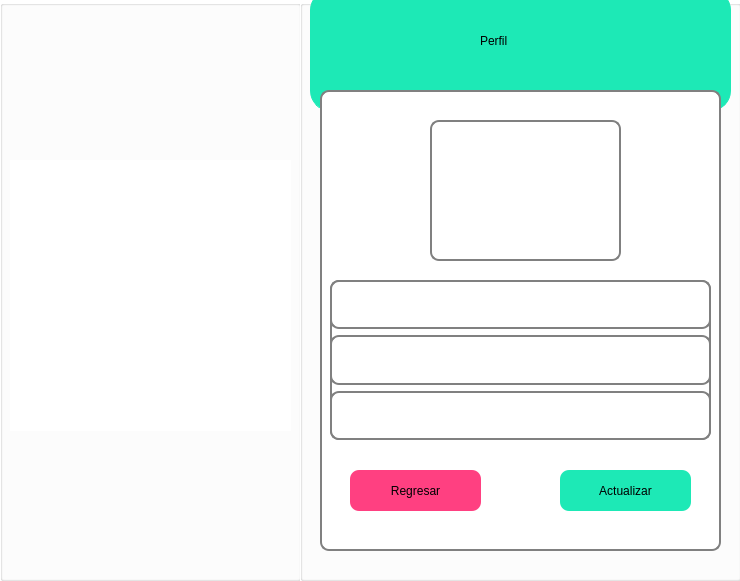
First picture: the form in SCS/foto.ui, repository sagarme17/SCS, before the edit.
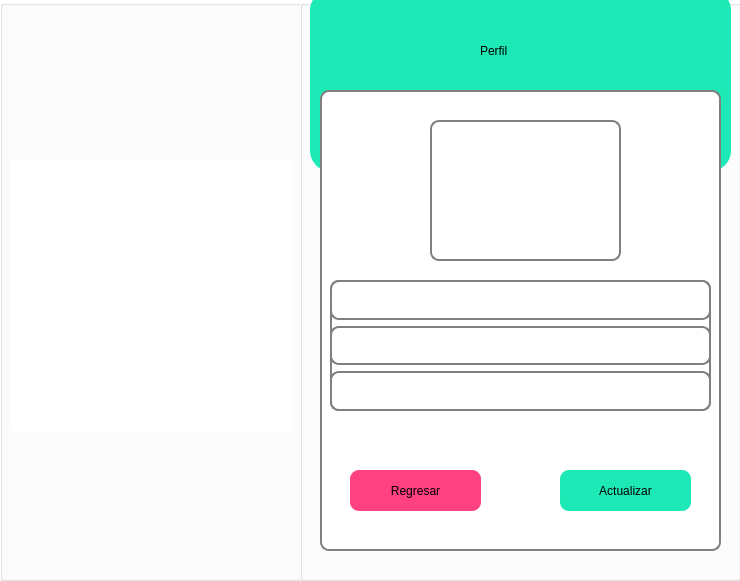
Second picture: the form after the edit. Icons and pictures are not drawn.

Diff of the .ui file:
```diff
--- a/SCS/foto.ui
+++ b/SCS/foto.ui
@@ -68,7 +68,7 @@
     <property name="geometry">
      <rect>
       <x>180</x>
-      <y>20</y>
+      <y>30</y>
       <width>91</width>
       <height>41</height>
      </rect>
@@ -158,7 +158,7 @@
        <x>10</x>
        <y>190</y>
        <width>381</width>
-       <height>160</height>
+       <height>131</height>
       </rect>
      </property>
      <layout class="QVBoxLayout" name="verticalLayout">
@@ -297,7 +297,7 @@
       <x>10</x>
       <y>-10</y>
       <width>421</width>
-      <height>121</height>
+      <height>181</height>
      </rect>
     </property>
     <property name="styleSheet">
```
Left out of the diff: 4 changed lines with no effect on the pictures.
